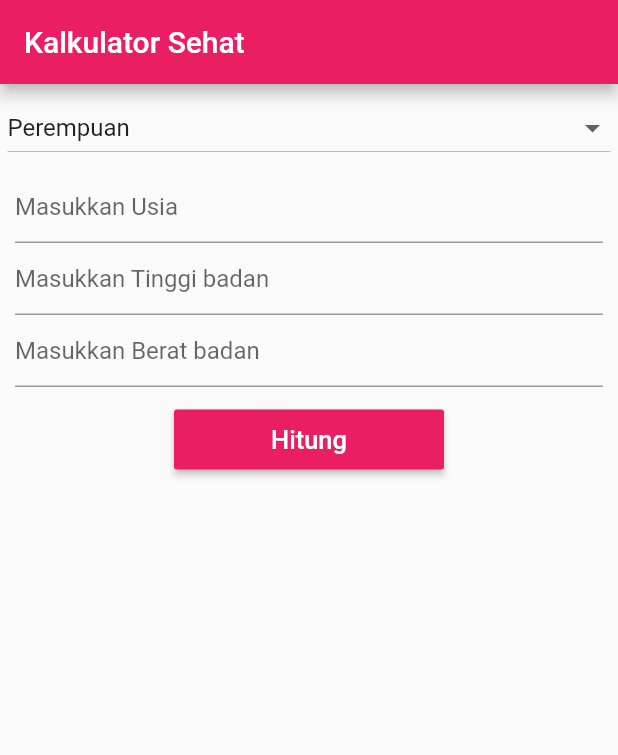
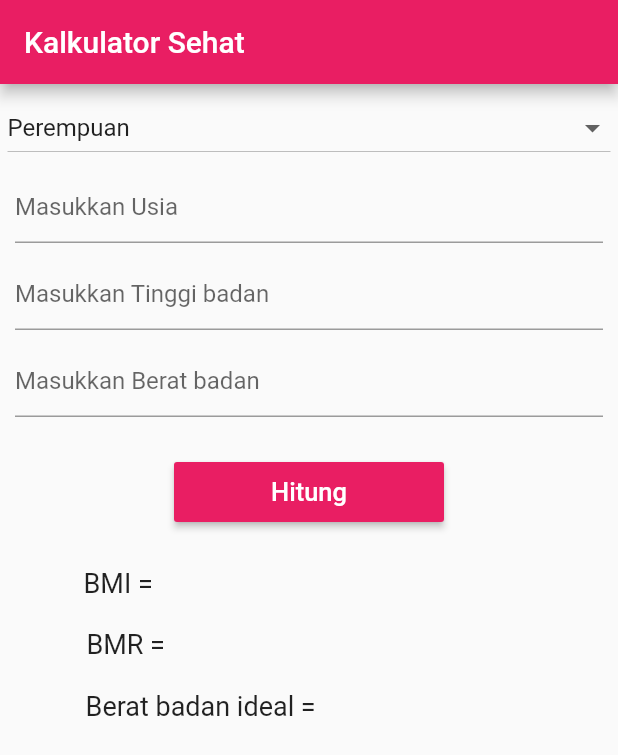
Before and after one commit to ayuariesta/dicoding_ayu_ariesta, a Flutter app: the screen it shows after launch, on a phone screen of 412 x 824 dp. Shown: the top 755 px of the screen. Run offline on Flutter 3.47's test engine with Material 2 defaults, Android fonts, the phone set to English and light mode, and no system bars.

Commit message:
mengatur posisi

```diff
--- a/lib/main.dart
+++ b/lib/main.dart
@@ -37,10 +37,11 @@ class _MyAppState extends State<MyApp> {
           //judul dari project
           title: Text("Kalkulator Sehat"),
         ),
-        body: Column(
+        body: Container(
+          child: Column(
+            mainAxisAlignment: MainAxisAlignment.start,
             children: [
               Column(
-              mainAxisAlignment: MainAxisAlignment.start,
                 children: [
                   //dropdown untuk memilih jenis kelamin
                   Container(
@@ -59,23 +60,21 @@ class _MyAppState extends State<MyApp> {
                   ),
                   //form untuk memasukkan usia
                   Container(
-                  margin: EdgeInsets.fromLTRB(10, 0, 10, 0),
+                    margin: EdgeInsets.fromLTRB(10, 0, 10, 10),
                     child: TextFormField(
                       decoration: InputDecoration(
                         hintText: 'Masukkan Usia',
                       ),
-                    inputFormatters: [FilteringTextInputFormatter.digitsOnly],
                       controller: inputSuhu,
                       keyboardType:
                           TextInputType.numberWithOptions(decimal: true),
                     ),
                   ),
                   Container(
-                  margin: EdgeInsets.fromLTRB(10, 0, 10, 0),
+                    margin: EdgeInsets.fromLTRB(10, 0, 10, 10),
                     child: TextFormField(
                       decoration:
                           InputDecoration(hintText: 'Masukkan Tinggi badan'),
-                    inputFormatters: [FilteringTextInputFormatter.digitsOnly],
                       controller: inputTB,
                       keyboardType:
                           TextInputType.numberWithOptions(decimal: true),
@@ -83,18 +82,21 @@ class _MyAppState extends State<MyApp> {
                   ),
                   //form untuk memasukkan tinggi badan
                   Container(
-                  margin: EdgeInsets.fromLTRB(10, 0, 10, 0),
+                    margin: EdgeInsets.fromLTRB(10, 0, 10, 10),
                     child: TextFormField(
                       decoration:
                           InputDecoration(hintText: 'Masukkan Berat badan'),
-                    inputFormatters: [FilteringTextInputFormatter.digitsOnly],
                       controller: inputBB,
                       keyboardType:
                           TextInputType.numberWithOptions(decimal: true),
                     ),
                   ),
+                ],
+              ),
+              Column(
+                children: [
                   Container(
-                  margin: EdgeInsets.all(15),
+                    margin: EdgeInsets.fromLTRB(80, 20, 80, 30),
                     height: 40,
                     width: 180,
                     child: RaisedButton(
@@ -109,7 +111,33 @@ class _MyAppState extends State<MyApp> {
                   ),
                 ],
               ),
+              Column(
+                children: [
+                  Container(
+                    margin: EdgeInsets.fromLTRB(0, 0, 250, 20),
+                    child: Text(
+                      "BMI = ",
+                      style: TextStyle(fontSize: 18),
+                    ),
+                  ),
+                  Container(
+                    margin: EdgeInsets.fromLTRB(0, 0, 240, 20),
+                    child: Text(
+                      "BMR = ",
+                      style: TextStyle(fontSize: 18),
+                    ),
+                  ),
+                  Container(
+                    margin: EdgeInsets.fromLTRB(0, 0, 140, 20),
+                    child: Text(
+                      "Berat badan ideal = ",
+                      style: TextStyle(fontSize: 18),
+                    ),
+                  ),
                 ],
+              ),
+            ],
+          ),
         ),
       ),
     );
```
Lines whose indentation alone changed are shown as unchanged.
